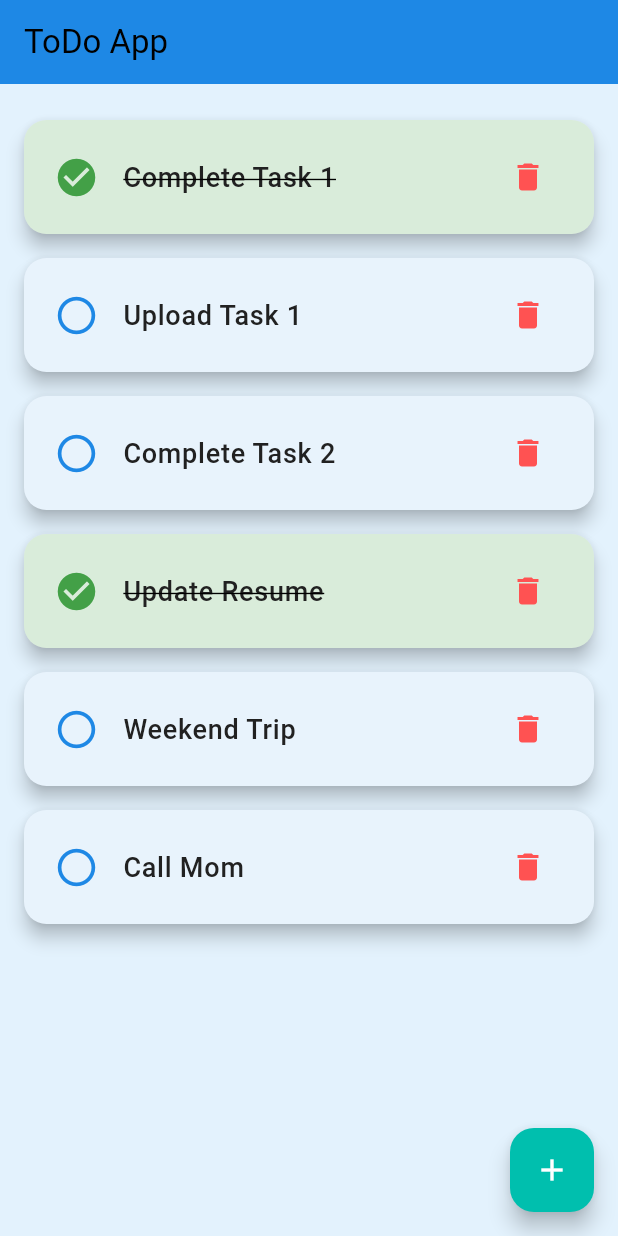
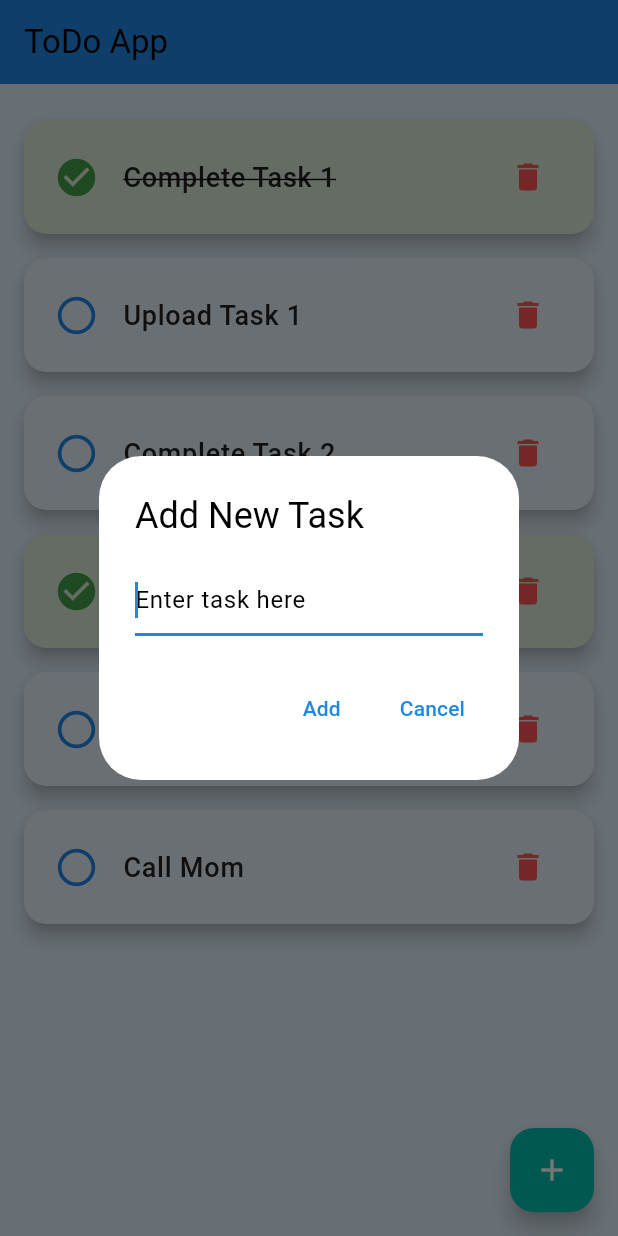
Before and after one commit to Abhi00315/To-Do-List, a Flutter app: the screen it shows after launch, after a tap on the "add" icon, on a phone screen of 412 x 824 dp. Run offline on Flutter 3.47's test engine with Material 3 defaults, Android fonts, the phone set to English and light mode, and no system bars.

Commit message:
Final Commit

```diff
--- a/lib/screens/home.dart
+++ b/lib/screens/home.dart
@@ -23,6 +23,45 @@ class _HomeState extends State<Home> {
     });
   }
 
+  void _addNewTask() {
+    showDialog(
+      context: context,
+      builder: (BuildContext context) {
+        String newTaskText = '';
+        return AlertDialog(
+          title: Text('Add New Task'),
+          content: TextField(
+            autofocus: true,
+            decoration: InputDecoration(hintText: 'Enter task here'),
+            onChanged: (text) {
+              newTaskText = text;
+            },
+          ),
+          actions: [
+            TextButton(
+              onPressed: () {
+                if (newTaskText.isNotEmpty) {
+                  setState(() {
+                    todosList.add(ToDo(
+                      id: DateTime.now().toString(),
+                      todoText: newTaskText,
+                    ));
+                  });
+                  Navigator.of(context).pop();
+                }
+              },
+              child: Text('Add'),
+            ),
+            TextButton(
+              onPressed: () => Navigator.of(context).pop(),
+              child: Text('Cancel'),
+            ),
+          ],
+        );
+      },
+    );
+  }
+
   @override
   Widget build(BuildContext context) {
     return Scaffold(
@@ -44,8 +83,7 @@ class _HomeState extends State<Home> {
         },
       ),
       floatingActionButton: FloatingActionButton(
-        onPressed: () {
-        },
+        onPressed: _addNewTask,
         backgroundColor: secondaryColor,
         child: Icon(Icons.add),
       ),
```
